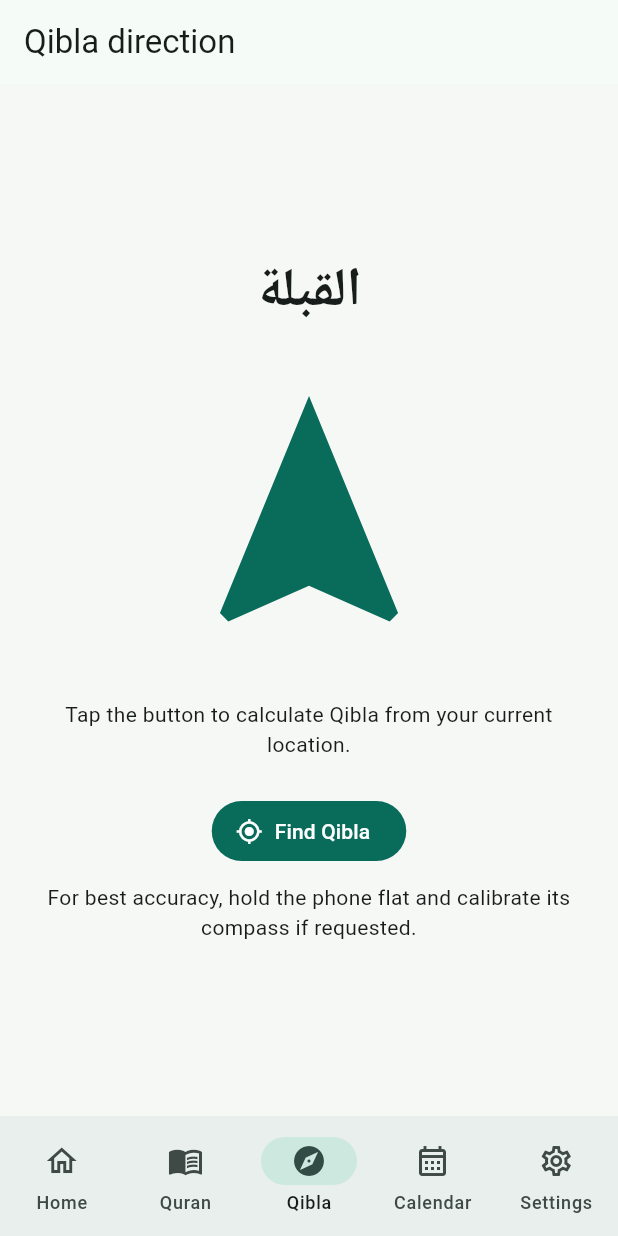
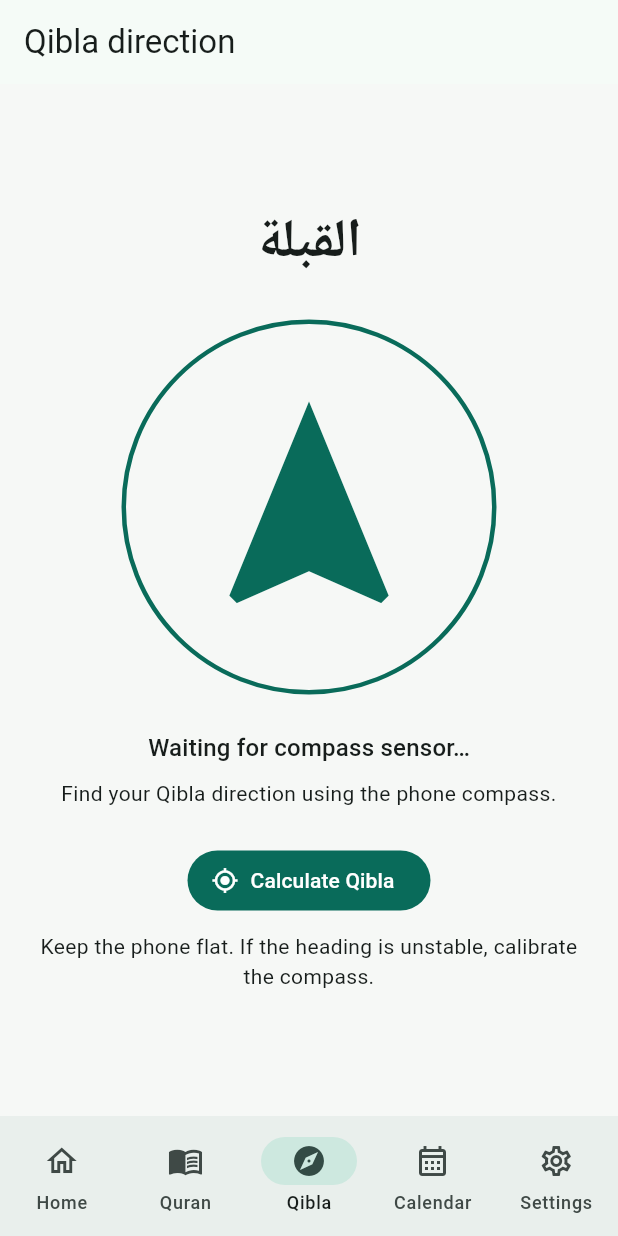
Before and after one commit to 3bdalla3adil/AndroidPrayerTimesApp, a Flutter app: the screen it shows after launch, item 3 of the bottom bar chosen, on a phone screen of 412 x 824 dp. Run offline on Flutter 3.47's test engine with Material 3 defaults, Android fonts, the phone set to English and light mode, and no system bars; our stand-ins replace flutter_local_notifications, flutter_timezone, geolocator, shared_preferences, timezone; missing offline and left inert: adhan_dart, flutter_device_compass, quran_data_dart; statements that could not run were skipped.

Commit message:
feat: add live compass-based Qibla indicator

```diff
--- a/flutter_app/lib/screens/qibla_screen.dart
+++ b/flutter_app/lib/screens/qibla_screen.dart
@@ -1,6 +1,7 @@
 import 'dart:math' as math;
 import 'package:adhan_dart/adhan_dart.dart';
 import 'package:flutter/material.dart';
+import 'package:flutter_device_compass/flutter_device_compass.dart';
 import 'package:geolocator/geolocator.dart';
 
 class QiblaScreen extends StatefulWidget {
@@ -10,30 +11,34 @@ class QiblaScreen extends StatefulWidget {
 }
 
 class _QiblaScreenState extends State<QiblaScreen> {
-  double? bearing;
-  String status = 'Tap the button to calculate Qibla from your current location.';
+  double? qiblaBearing;
+  String status = 'Find your Qibla direction using the phone compass.';
 
   Future<void> calculate() async {
     try {
       if (!await Geolocator.isLocationServiceEnabled()) {
         throw StateError('Location services are disabled.');
       }
+
       var permission = await Geolocator.checkPermission();
       if (permission == LocationPermission.denied) {
         permission = await Geolocator.requestPermission();
       }
+
       if (permission == LocationPermission.denied ||
           permission == LocationPermission.deniedForever) {
         throw StateError('Location permission was not granted.');
       }
+
       final position = await Geolocator.getCurrentPosition();
       final qibla = Qibla.qibla(
         Coordinates(position.latitude, position.longitude),
       );
+
       if (!mounted) return;
       setState(() {
-        bearing = qibla;
-        status = 'Qibla direction is ' + qibla.toStringAsFixed(1) + '° from North.';
+        qiblaBearing = qibla;
+        status = 'Qibla is ' + qibla.toStringAsFixed(1) + '° from North.';
       });
     } catch (e) {
       if (!mounted) return;
@@ -41,12 +46,29 @@ class _QiblaScreenState extends State<QiblaScreen> {
     }
   }
 
+  double relativeHeading(double deviceHeading) {
+    final target = qiblaBearing ?? 0;
+    var value = target - deviceHeading;
+    while (value < -180) {
+      value += 360;
+    }
+    while (value > 180) {
+      value -= 360;
+    }
+    return value;
+  }
+
   @override
   Widget build(BuildContext context) {
-    final angle = (bearing ?? 0) * math.pi / 180;
     return Scaffold(
       appBar: AppBar(title: const Text('Qibla direction')),
-      body: Center(
+      body: StreamBuilder<CompassEvent>(
+        stream: FlutterCompass.events,
+        builder: (context, snapshot) {
+          final heading = snapshot.data?.heading;
+          final relative = heading == null ? 0.0 : relativeHeading(heading);
+
+          return Center(
             child: Padding(
               padding: const EdgeInsets.all(24),
               child: Column(
@@ -55,34 +77,56 @@ class _QiblaScreenState extends State<QiblaScreen> {
                   Text(
                     'القبلة',
                     textDirection: TextDirection.rtl,
-                style: Theme.of(context).textTheme.displaySmall?.copyWith(fontWeight: FontWeight.w800),
+                    style: Theme.of(context).textTheme.displaySmall?.copyWith(
+                          fontWeight: FontWeight.w800,
                         ),
-              const SizedBox(height: 32),
-              AnimatedRotation(
-                turns: bearing == null ? 0 : angle / (2 * math.pi),
-                duration: const Duration(milliseconds: 500),
+                  ),
+                  const SizedBox(height: 30),
+                  Container(
+                    width: 250,
+                    height: 250,
+                    decoration: BoxDecoration(
+                      shape: BoxShape.circle,
+                      border: Border.all(
+                        color: Theme.of(context).colorScheme.primary,
+                        width: 3,
+                      ),
+                    ),
+                    child: AnimatedRotation(
+                      turns: relative / 360,
+                      duration: const Duration(milliseconds: 180),
                       child: Icon(
                         Icons.navigation,
-                  size: 190,
+                        size: 170,
                         color: Theme.of(context).colorScheme.primary,
                       ),
                     ),
-              const SizedBox(height: 28),
+                  ),
+                  const SizedBox(height: 24),
+                  Text(
+                    heading == null
+                        ? 'Waiting for compass sensor…'
+                        : 'Turn the arrow toward the Qibla',
+                    style: Theme.of(context).textTheme.titleMedium,
+                  ),
+                  const SizedBox(height: 8),
                   Text(status, textAlign: TextAlign.center),
                   const SizedBox(height: 24),
                   FilledButton.icon(
                     onPressed: calculate,
                     icon: const Icon(Icons.my_location),
-                label: const Text('Find Qibla'),
+                    label: const Text('Calculate Qibla'),
                   ),
                   const SizedBox(height: 10),
                   const Text(
-                'For best accuracy, hold the phone flat and calibrate its compass if requested.',
+                    'Keep the phone flat. If the heading is unstable, calibrate the compass.',
                     textAlign: TextAlign.center,
                   ),
                 ],
               ),
             ),
+          );
+        },
       ),
     );
   }
```
Lines whose indentation alone changed are shown as unchanged.
